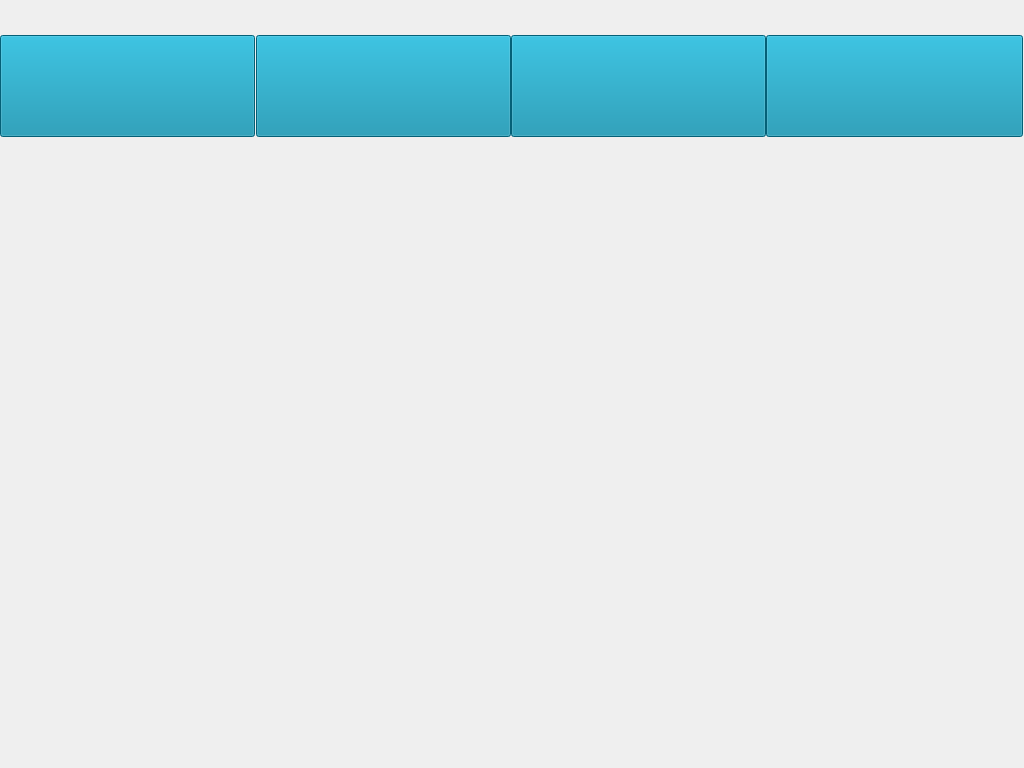
Above: pvmsmenuwidget.ui from 1157889734/x86MyAppliction before the change. Below: the same form after it.
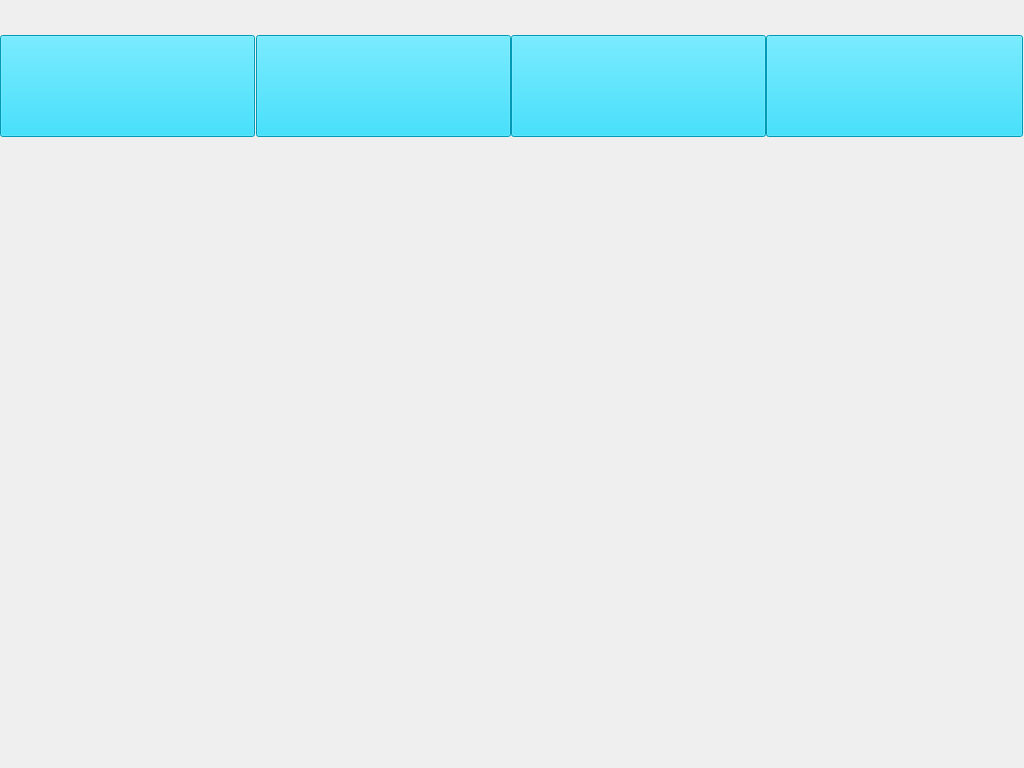
That is the form after the change. Icons and pictures are not drawn.

Diff of the .ui file:
```diff
--- a/pvmsmenuwidget.ui
+++ b/pvmsmenuwidget.ui
@@ -51,7 +51,7 @@
    </property>
    <property name="styleSheet">
     <string notr="true">QPushButton{
-background-color: rgb(5, 135, 167);}
+background-color: rgb(0, 216, 255);}
 
 QPushButton:hover{border-color: rgb(255, 255, 255);border-width: 2px;border-style: solid;}
 
@@ -106,7 +106,7 @@
    </property>
    <property name="styleSheet">
     <string notr="true">QPushButton{
-background-color: rgb(5, 135, 167);}
+background-color: rgb(0, 216, 255);}
 
 QPushButton:hover{border-color: rgb(255, 255, 255);border-width: 2px;border-style: solid;}
 
@@ -139,7 +139,7 @@
    </property>
    <property name="styleSheet">
     <string notr="true">QPushButton{
-background-color: rgb(5, 135, 167);}
+background-color: rgb(0, 216, 255);}
 
 QPushButton:hover{border-color: rgb(255, 255, 255);border-width: 2px;border-style: solid;}
 
@@ -178,7 +178,7 @@
    </property>
    <property name="styleSheet">
     <string notr="true">QPushButton{
-background-color: rgb(5, 135, 167);}
+background-color: rgb(0, 216, 255);}
 
 QPushButton:hover{border-color: rgb(255, 255, 255);border-width: 2px;border-style: solid;}
 
```
